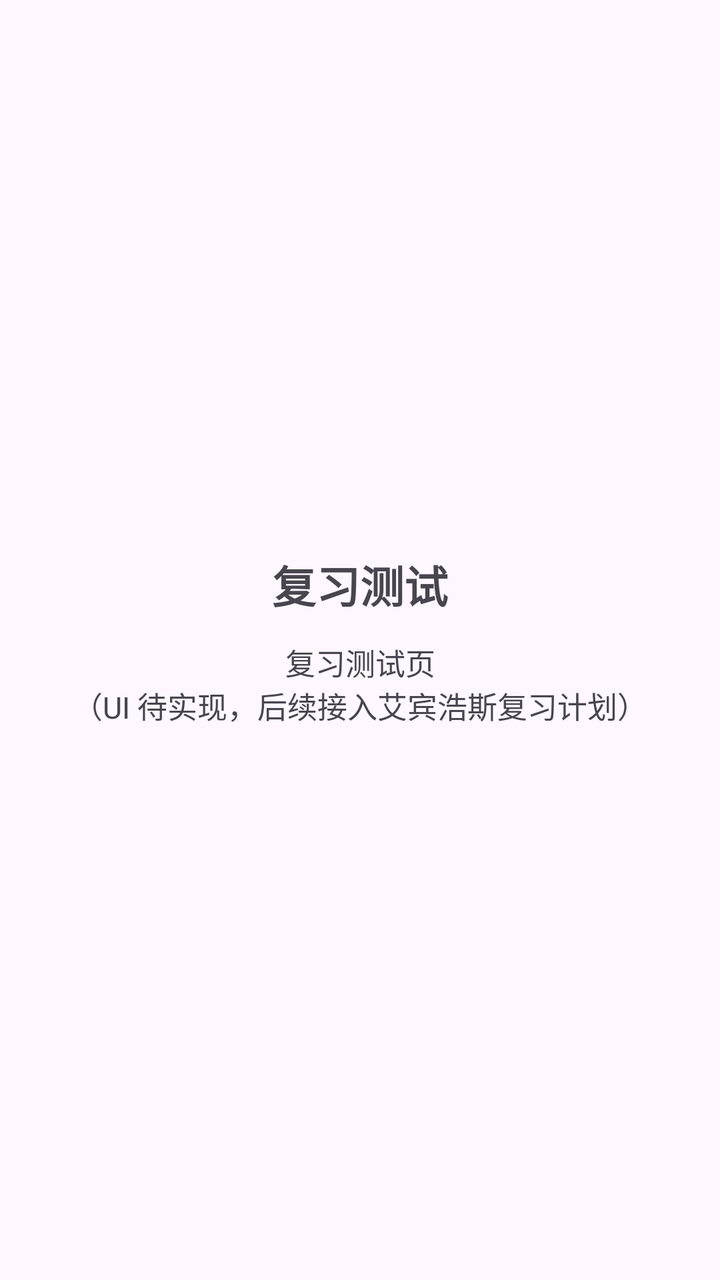
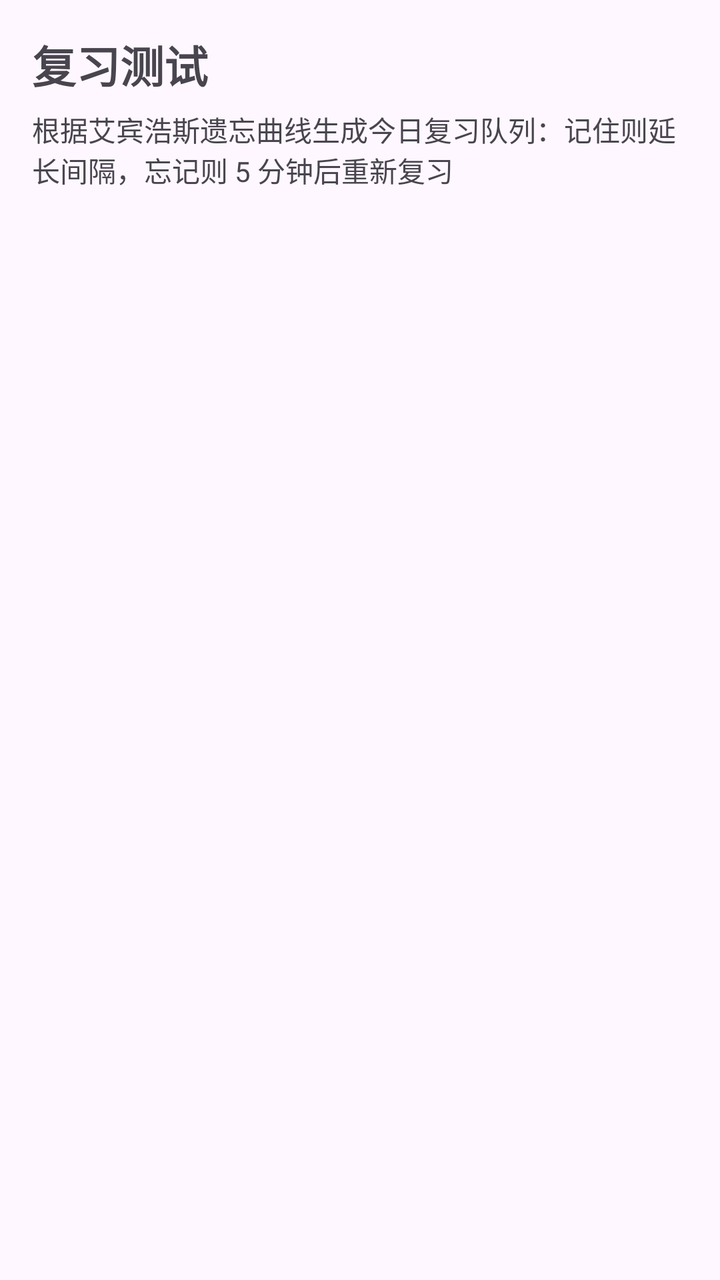

Screens rendered from an Android XML layout before and after an edit, with the pre-edit source and the edit as a unified diff.
<!-- AndroidManifest.xml: application theme Theme.WordMemoryApp -->
<!-- res/layout/fragment_review.xml -->
<?xml version="1.0" encoding="utf-8"?>
<LinearLayout xmlns:android="http://schemas.android.com/apk/res/android"
    android:layout_width="match_parent"
    android:layout_height="match_parent"
    android:gravity="center"
    android:orientation="vertical"
    android:padding="24dp">

    <TextView
        android:layout_width="wrap_content"
        android:layout_height="wrap_content"
        android:text="@string/title_review"
        android:textSize="22sp"
        android:textStyle="bold" />

    <TextView
        android:layout_width="wrap_content"
        android:layout_height="wrap_content"
        android:layout_marginTop="12dp"
        android:gravity="center"
        android:text="@string/review_placeholder"
        android:textSize="15sp" />

</LinearLayout>
<!-- resources referenced by this layout -->
<resources>
  <string name="review_placeholder">复习测试页\n（UI 待实现，后续接入艾宾浩斯复习计划）</string>
  <string name="title_review">复习测试</string>
  <style name="Theme.WordMemoryApp" parent="Base.Theme.WordMemoryApp" />
  <style name="Base.Theme.WordMemoryApp" parent="Theme.Material3.DayNight.NoActionBar">
          
          
      </style>
</resources>

<!-- the commit's change to res/layout/fragment_review.xml (unified diff, before → after) -->
@@ -2,9 +2,10 @@
 <LinearLayout xmlns:android="http://schemas.android.com/apk/res/android"
     android:layout_width="match_parent"
     android:layout_height="match_parent"
-    android:gravity="center"
     android:orientation="vertical"
-    android:padding="24dp">
+    android:paddingStart="16dp"
+    android:paddingTop="16dp"
+    android:paddingEnd="16dp">
 
     <TextView
         android:layout_width="wrap_content"
@@ -14,11 +15,38 @@
         android:textStyle="bold" />
 
     <TextView
-        android:layout_width="wrap_content"
+        android:layout_width="match_parent"
         android:layout_height="wrap_content"
+        android:layout_marginTop="6dp"
+        android:text="@string/review_hint"
+        android:textSize="14sp" />
+
+    <ProgressBar
+        android:id="@+id/pbReviewLoading"
+        android:layout_width="36dp"
+        android:layout_height="36dp"
+        android:layout_gravity="center_horizontal"
+        android:layout_marginTop="32dp"
+        android:indeterminate="true"
+        android:visibility="gone" />
+
+    <TextView
+        android:id="@+id/tvReviewEmpty"
+        android:layout_width="match_parent"
+        android:layout_height="wrap_content"
+        android:layout_marginTop="32dp"
+        android:gravity="center"
+        android:text="@string/review_empty"
+        android:textSize="15sp"
+        android:visibility="gone" />
+
+    <androidx.recyclerview.widget.RecyclerView
+        android:id="@+id/rvReviewQueue"
+        android:layout_width="match_parent"
+        android:layout_height="0dp"
         android:layout_marginTop="12dp"
-        android:gravity="center"
-        android:text="@string/review_placeholder"
-        android:textSize="15sp" />
+        android:layout_weight="1"
+        android:clipToPadding="false"
+        android:paddingBottom="16dp" />
 
 </LinearLayout>
<!-- resource entries referenced after the edit -->
@@ -1,6 +1,7 @@
 <!-- resources referenced by this layout -->
 <resources>
-  <string name="review_placeholder">复习测试页\n（UI 待实现，后续接入艾宾浩斯复习计划）</string>
+  <string name="review_empty">今天没有需要复习的单词，去添加一些新单词吧</string>
+  <string name="review_hint">根据艾宾浩斯遗忘曲线生成今日复习队列：记住则延长间隔，忘记则 5 分钟后重新复习</string>
   <string name="title_review">复习测试</string>
   <style name="Theme.WordMemoryApp" parent="Base.Theme.WordMemoryApp" />
   <style name="Base.Theme.WordMemoryApp" parent="Theme.Material3.DayNight.NoActionBar">
